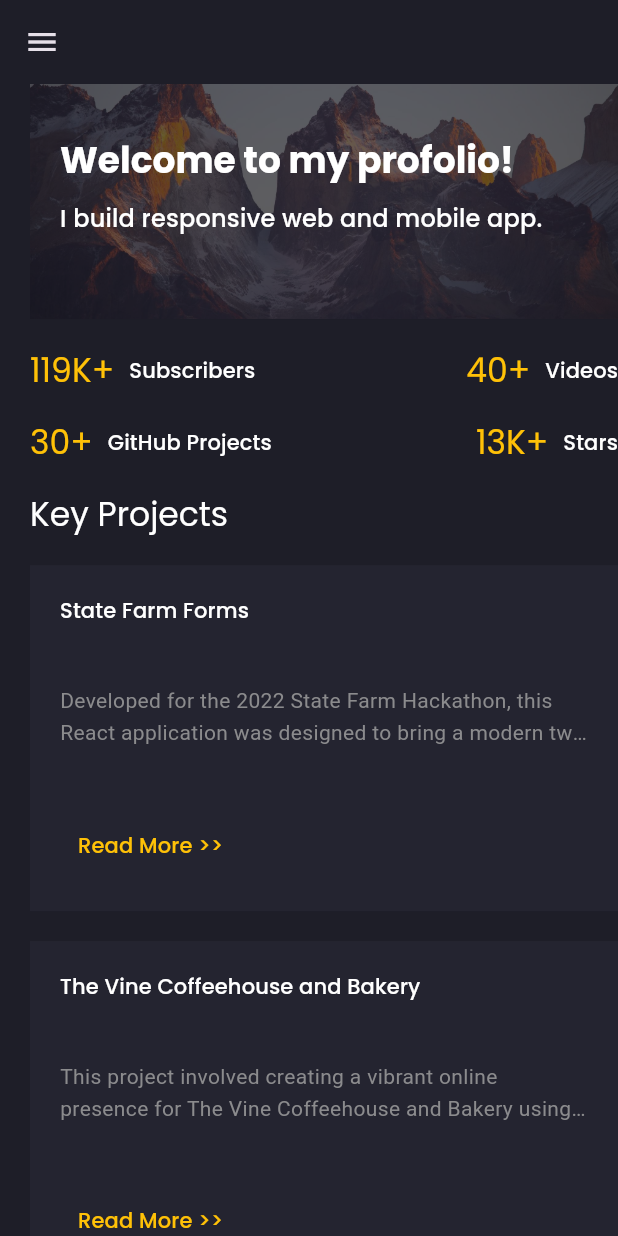
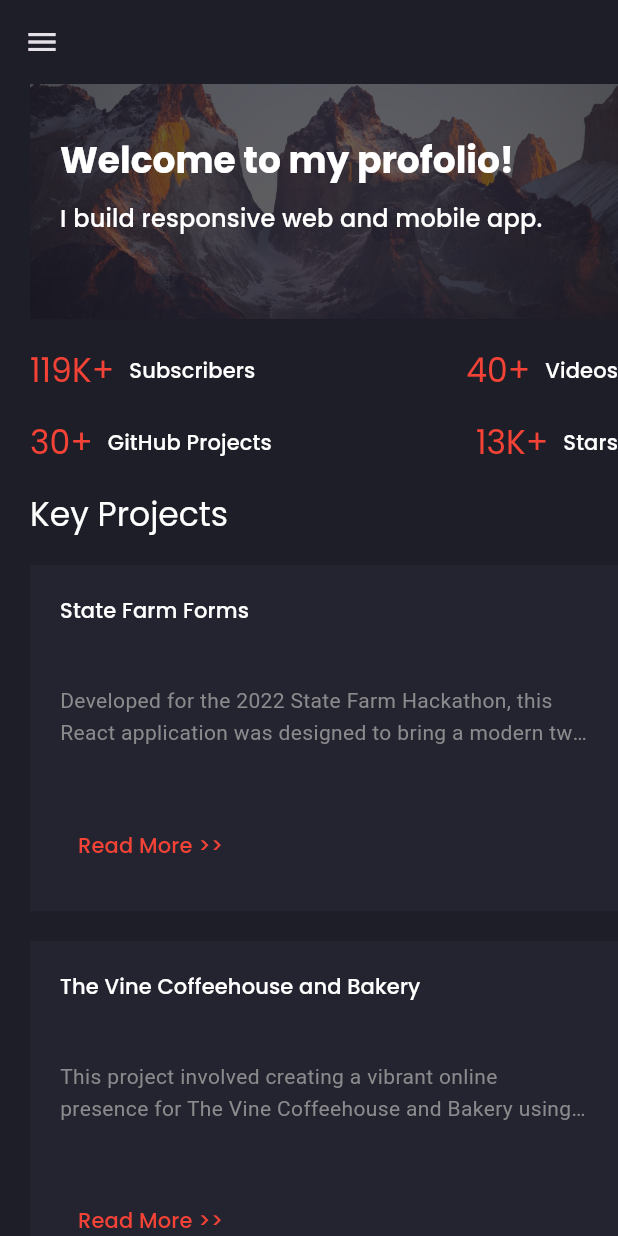
Before and after one commit to auggiebennett/thebennett, a Flutter app: the screen it shows after launch, on a phone screen of 412 x 824 dp. Run offline on Flutter 3.47's test engine with Material 3 defaults, Android fonts, the phone set to English and light mode, and no system bars; drawn by our look-alikes of animated_text_kit; our stand-ins replace flutter_svg, google_fonts.

Commit message:
github deploy test

```diff
--- a/lib/constants.dart
+++ b/lib/constants.dart
@@ -1,6 +1,6 @@
 import 'package:flutter/material.dart';
 
-const primaryColor = Color(0xFFFFC107);
+const primaryColor = Colors.red;
 const secondaryColor = Color(0xFF242430);
 const darkColor = Color(0xFF191923);
 const bodyTextColor = Color(0xFF8B8B8D);
```
Also changed, not shown: 3 other files.
